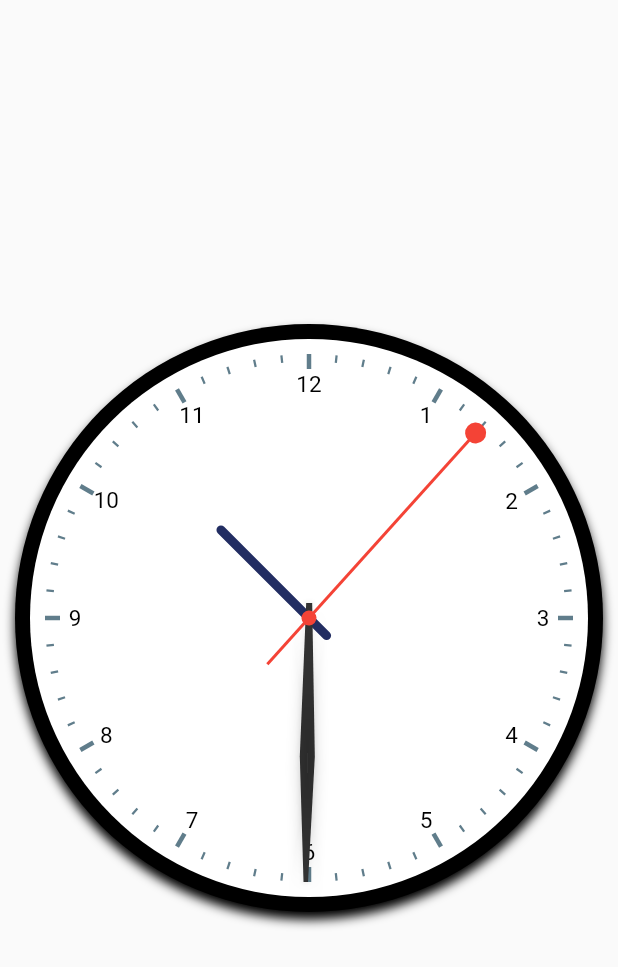
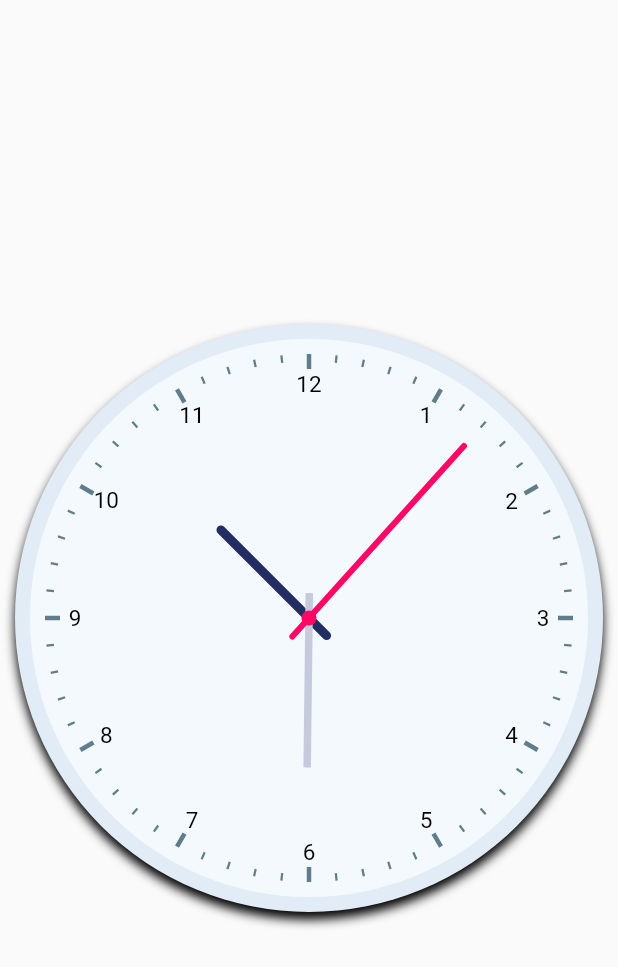
Before and after one commit to Wizpna/flutter_clock, a Flutter app: the screen it shows after launch, on a phone screen of 412 x 824 dp. Shown: the top 967 px of the screen. Run offline on Flutter 3.47's test engine with Material 2 defaults, Android fonts, the light colour scheme and no system bars.

Commit message:
Polishing the UI

```diff
--- a/lib/clock.dart
+++ b/lib/clock.dart
@@ -10,20 +10,12 @@ typedef TimeProducer = DateTime Function();
 class Clock extends StatefulWidget {
 
   final Color circleColor;
-  final bool showBellsAndLegs;
-  final Color bellColor;
-  final Color legColor;
   final ClockText clockText;
-  final bool showHourHandleHeartShape;
   final TimeProducer getCurrentTime;
   final Duration updateDuration;
 
-  Clock({this.circleColor = Colors.black,
-    this.showBellsAndLegs = true,
-    this.bellColor = const Color(0xFF333333),
-    this.legColor = const Color(0xFF555555),
+  Clock({this.circleColor = const Color(0xfffe1ecf7),
     this.clockText = ClockText.arabic,
-    this.showHourHandleHeartShape = false,
     this.getCurrentTime = getSystemTime,
     this.updateDuration = const Duration(seconds: 1)});
 
--- a/lib/clock_face.dart
+++ b/lib/clock_face.dart
@@ -20,7 +20,7 @@ class ClockFace extends StatelessWidget{
           width: double.infinity,
           decoration: new BoxDecoration(
             shape: BoxShape.circle,
-            color: Colors.white,
+            color: Color(0xfff4f9fd),
           ),
 
           child: new Stack(
--- a/lib/hand_minute.dart
+++ b/lib/hand_minute.dart
@@ -11,8 +11,10 @@ class MinuteHandPainter extends CustomPainter{
   int seconds;
 
   MinuteHandPainter({this.minutes, this.seconds}):minuteHandPaint= new Paint(){
-    minuteHandPaint.color= const Color(0xFF333333);
-    minuteHandPaint.style= PaintingStyle.fill;
+    minuteHandPaint.color= const Color(0xffc5cbdd);
+    minuteHandPaint.style= PaintingStyle.stroke;
+    minuteHandPaint.strokeCap = StrokeCap.round;
+    minuteHandPaint.strokeWidth = 5.0;
 
   }
 
@@ -26,12 +28,8 @@ class MinuteHandPainter extends CustomPainter{
     canvas.rotate(2*pi*((this.minutes+(this.seconds/60))/60));
 
     Path path= new Path();
-    path.moveTo(-1.5, -radius-10.0);
-    path.lineTo(-5.0, -radius/1.8);
-    path.lineTo(-2.0, 10.0);
-    path.lineTo(2.0, 10.0);
-    path.lineTo(5.0, -radius/1.8);
-    path.lineTo(1.5, -radius-10.0);
+    path.moveTo(0.0, -radius * 0.6);
+    path.lineTo(0.0, radius * 0.1);
     path.close();
 
     canvas.drawPath(path, minuteHandPaint);
--- a/lib/hand_second.dart
+++ b/lib/hand_second.dart
@@ -13,11 +13,12 @@ class SecondHandPainter extends CustomPainter{
   SecondHandPainter({this.seconds}):
         secondHandPaint= new Paint(),
         secondHandPointsPaint= new Paint(){
-    secondHandPaint.color= Colors.red;
+    secondHandPaint.color= Color(0xffff0764);
     secondHandPaint.style= PaintingStyle.stroke;
-    secondHandPaint.strokeWidth= 2.0;
+    secondHandPaint.strokeWidth= 4.0;
+    secondHandPaint.strokeCap = StrokeCap.round;
 
-    secondHandPointsPaint.color=Colors.red;
+    secondHandPointsPaint.color= Color(0xffff0764);
     secondHandPointsPaint.style= PaintingStyle.fill;
 
   }
@@ -33,10 +34,9 @@ class SecondHandPainter extends CustomPainter{
 
     Path path1= new Path();
     Path path2 = new Path();
-    path1.moveTo(0.0, -radius );
-    path1.lineTo(0.0, radius/4);
+    path1.moveTo(0.0, -radius * 0.93);
+    path1.lineTo(0.0, radius * 0.1);
 
-    path2.addOval(new Rect.fromCircle(radius: 7.0, center: new Offset(0.0, -radius)));
     path2.addOval(new Rect.fromCircle(radius: 5.0, center: new Offset(0.0, 0.0)));
 
     canvas.drawPath(path1, secondHandPaint);
--- a/lib/main.dart
+++ b/lib/main.dart
@@ -33,11 +33,6 @@ class AppClock extends StatelessWidget{
           children: <Widget>[
 
             new Clock(
-              circleColor: Colors.black,
-              showBellsAndLegs: false,
-              bellColor: Colors.green,
-              clockText: ClockText.arabic,
-              showHourHandleHeartShape: false,
             ),
           ],
         ),
```
